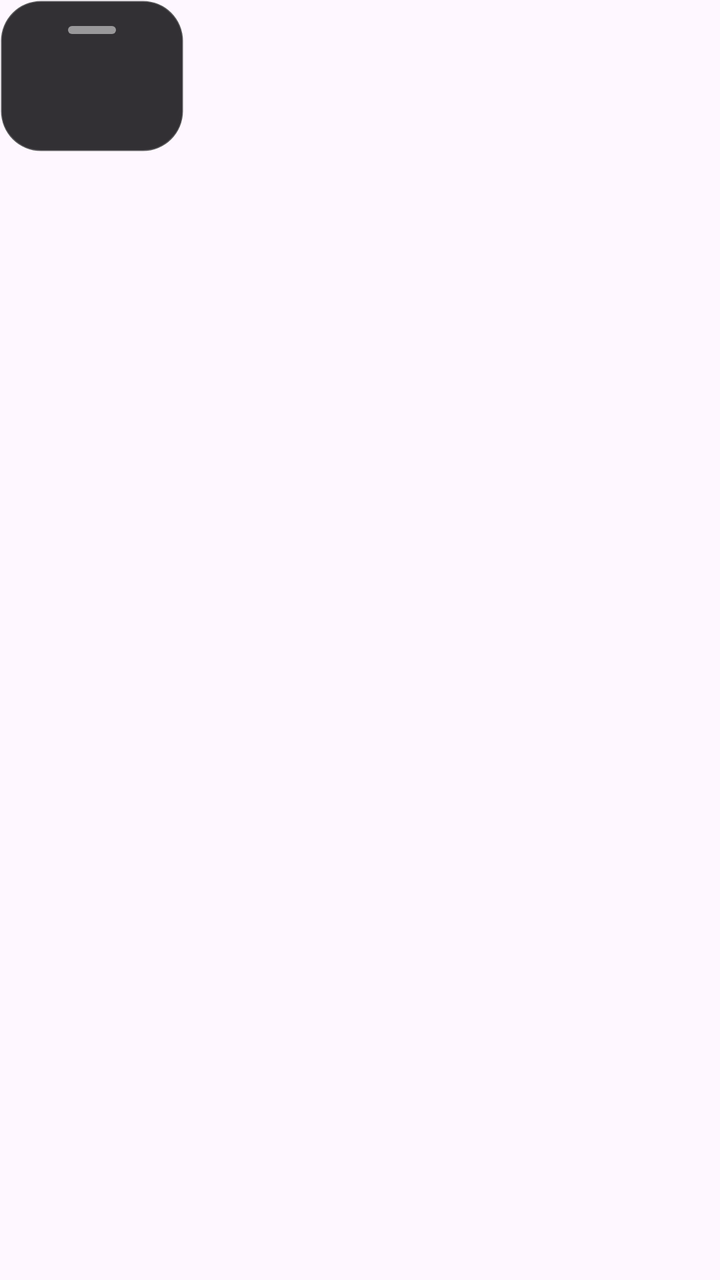
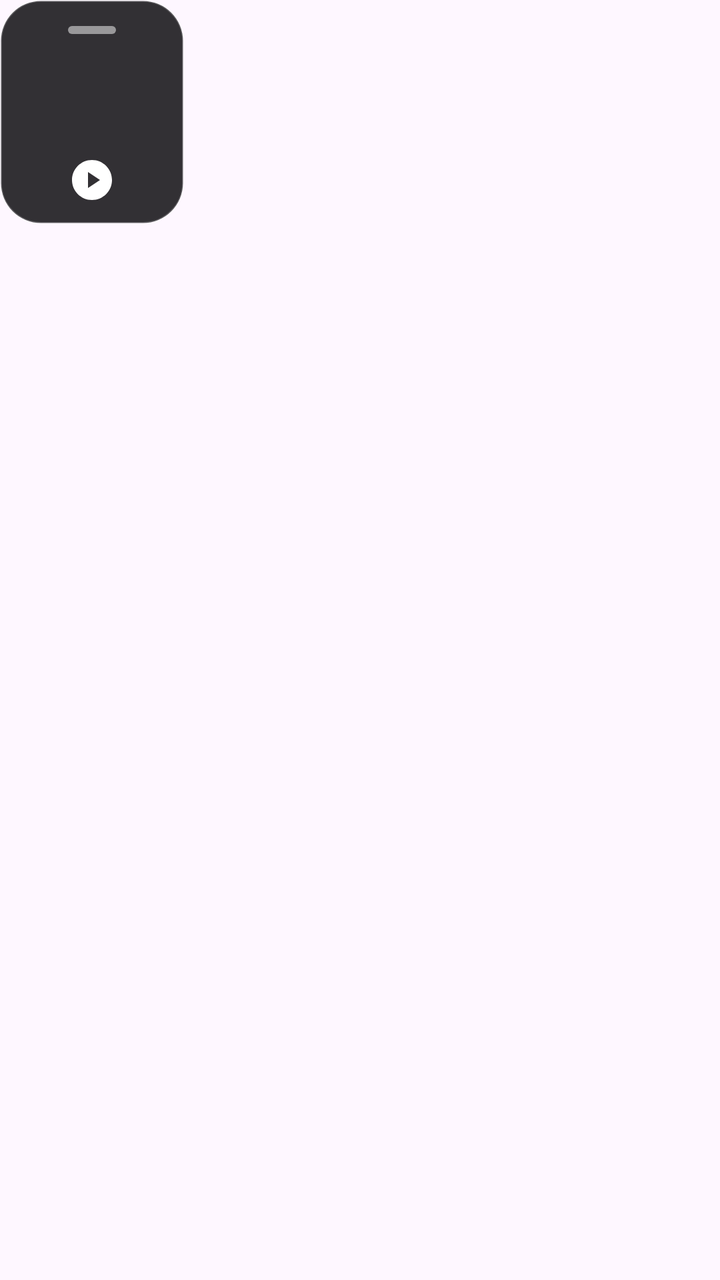

The first picture is an Android layout as it rendered before a commit; the second is the same layout after the commit. The layout source and the unified diff follow.
<!-- AndroidManifest.xml: application theme Theme.CloneLab -->
<!-- res/layout/overlay_switcher.xml -->
<?xml version="1.0" encoding="utf-8"?>
<FrameLayout xmlns:android="http://schemas.android.com/apk/res/android"
    android:layout_width="wrap_content"
    android:layout_height="wrap_content">

    <LinearLayout
        android:id="@+id/pill"
        android:layout_width="wrap_content"
        android:layout_height="wrap_content"
        android:background="@drawable/bg_switcher_pill"
        android:orientation="vertical"
        android:paddingStart="6dp"
        android:paddingEnd="6dp"
        android:paddingBottom="6dp">

        <FrameLayout
            android:id="@+id/handle"
            android:layout_width="match_parent"
            android:layout_height="30dp"
            android:contentDescription="@string/switcher_handle">

            <View
                android:layout_width="24dp"
                android:layout_height="4dp"
                android:layout_gravity="center"
                android:background="@drawable/bg_switcher_grip" />
        </FrameLayout>

        <androidx.recyclerview.widget.RecyclerView
            android:id="@+id/list"
            android:layout_width="80dp"
            android:layout_height="40dp"
            android:overScrollMode="never" />
    </LinearLayout>

    
    <FrameLayout
        android:id="@+id/tab"
        android:layout_width="36dp"
        android:layout_height="80dp"
        android:contentDescription="@string/switcher_handle"
        android:visibility="gone">

        <View
            android:id="@+id/grip"
            android:layout_width="14dp"
            android:layout_height="48dp"
            android:layout_gravity="end|center_vertical" />
    </FrameLayout>
</FrameLayout>
<!-- resources referenced by this layout -->
<resources>
  <!-- drawable bg_switcher_grip (drawable) -->
  <?xml version="1.0" encoding="utf-8"?>
  <shape xmlns:android="http://schemas.android.com/apk/res/android"
      android:shape="rectangle">
      <solid android:color="#80FFFFFF" />
      <corners android:radius="2dp" />
  </shape>
  <!-- drawable bg_switcher_pill (drawable) -->
  <?xml version="1.0" encoding="utf-8"?>
  <shape xmlns:android="http://schemas.android.com/apk/res/android"
      android:shape="rectangle">
      <solid android:color="@color/switcher_surface" />
      <stroke android:width="1dp" android:color="@color/switcher_outline" />
      <corners android:radius="20dp" />
  </shape>
  <string name="switcher_handle">Clone switcher handle</string>
  <style name="Theme.CloneLab" parent="Theme.Material3.DayNight">
          <item name="colorPrimary">@color/brand</item>
          <item name="colorOnPrimary">@color/white</item>
      </style>
  <color name="switcher_surface">#E61C1B1F</color>
  <color name="switcher_outline">#33FFFFFF</color>
  <color name="brand">#1F6FEB</color>
  <color name="white">#FFFFFF</color>
</resources>

<!-- the commit's change to res/layout/overlay_switcher.xml (unified diff, before → after) -->
@@ -31,6 +31,33 @@
             android:layout_width="80dp"
             android:layout_height="40dp"
             android:overScrollMode="never" />
+
+        <FrameLayout
+            android:id="@+id/macros"
+            android:layout_width="match_parent"
+            android:layout_height="32dp"
+            android:layout_marginTop="4dp"
+            android:background="?android:attr/selectableItemBackground"
+            android:clickable="true"
+            android:contentDescription="@string/macros_button"
+            android:focusable="true">
+
+            <ImageView
+                android:layout_width="24dp"
+                android:layout_height="24dp"
+                android:layout_gravity="center"
+                android:importantForAccessibility="no"
+                android:src="@drawable/ic_macro" />
+
+            <View
+                android:id="@+id/macrosDot"
+                android:layout_width="9dp"
+                android:layout_height="9dp"
+                android:layout_gravity="top|end"
+                android:layout_marginTop="3dp"
+                android:layout_marginEnd="14dp"
+                android:visibility="gone" />
+        </FrameLayout>
     </LinearLayout>
 
     
<!-- resource entries referenced after the edit -->
@@ -15,6 +15,19 @@
       <stroke android:width="1dp" android:color="@color/switcher_outline" />
       <corners android:radius="20dp" />
   </shape>
+  <!-- drawable ic_macro (drawable) -->
+  <?xml version="1.0" encoding="utf-8"?>
+  <vector xmlns:android="http://schemas.android.com/apk/res/android"
+      android:width="24dp"
+      android:height="24dp"
+      android:viewportWidth="24"
+      android:viewportHeight="24">
+      <path
+          android:fillColor="#FFFFFF"
+          android:fillType="evenOdd"
+          android:pathData="M12,2C6.48,2 2,6.48 2,12s4.48,10 10,10 10,-4.48 10,-10S17.52,2 12,2zM10,8v8l6,-4z" />
+  </vector>
+  <string name="macros_button">Macros</string>
   <string name="switcher_handle">Clone switcher handle</string>
   <style name="Theme.CloneLab" parent="Theme.Material3.DayNight">
           <item name="colorPrimary">@color/brand</item>
